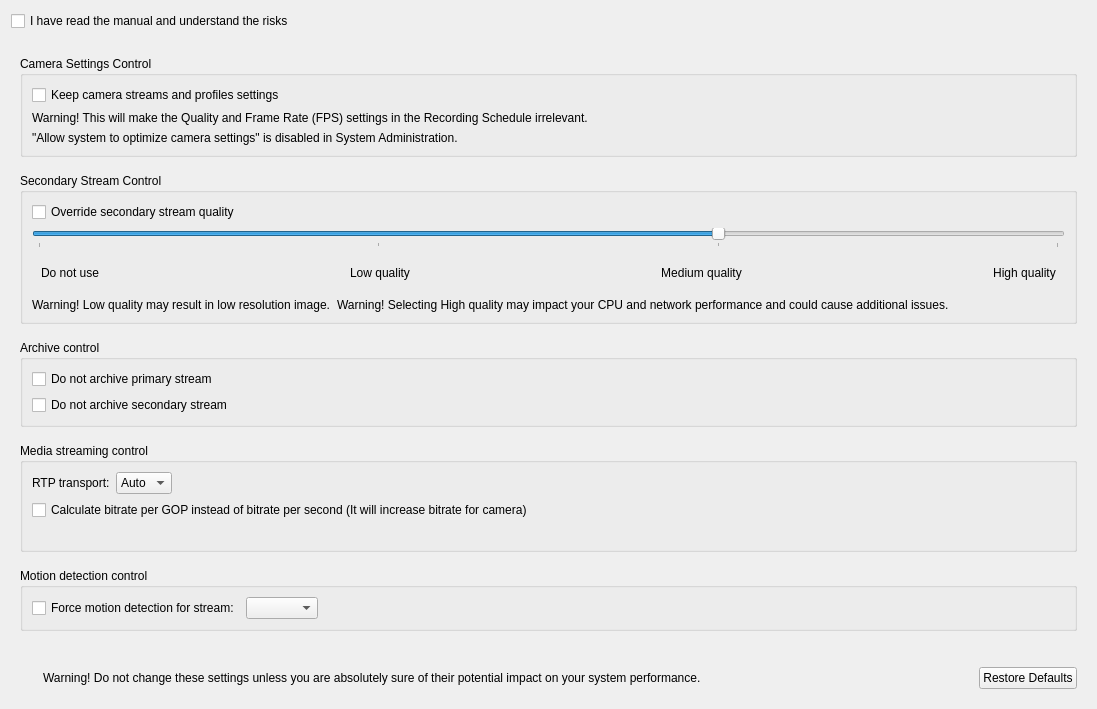
Old version of the form client/libclient/src/ui/widgets/properties/expert_settings_widget.ui in the repository networkoptix/nx_open.
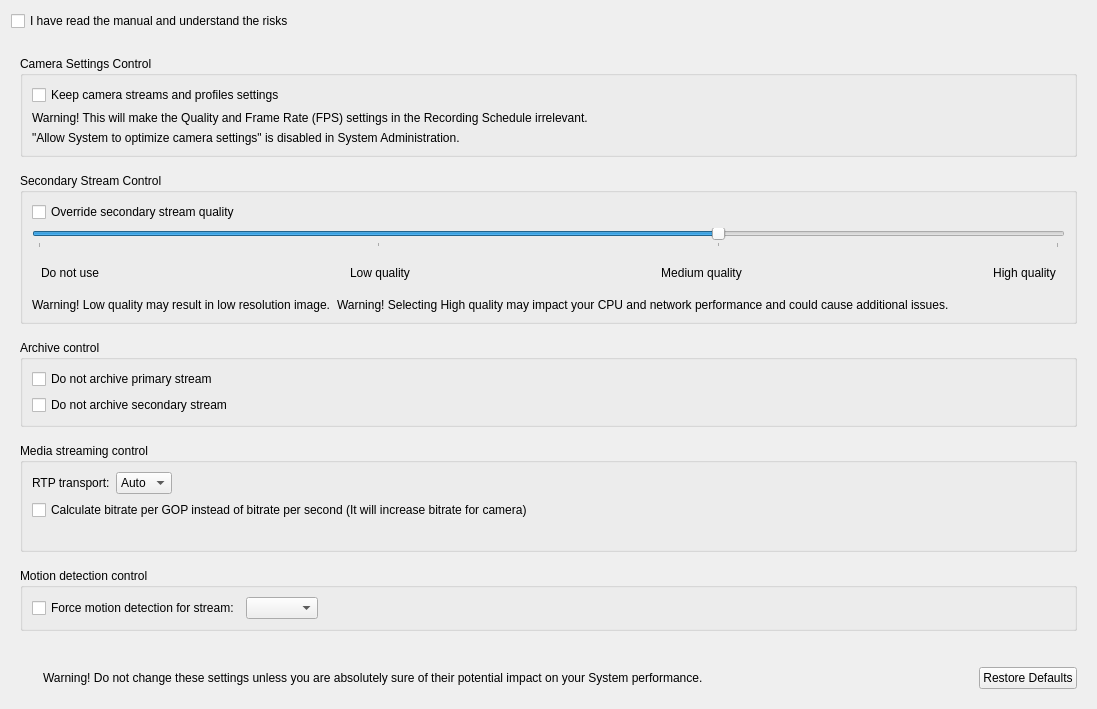
New version of the form.

Commit message:
Translations strings fix: system -> System
<==== Mercurial data ====>
Branch: dev_3.0.0_gui

The edit to the form file:
```diff
--- a/client/libclient/src/ui/widgets/properties/expert_settings_widget.ui
+++ b/client/libclient/src/ui/widgets/properties/expert_settings_widget.ui
@@ -75,7 +75,7 @@
          <item>
           <widget class="QLabel" name="settingsDisabledWarningLabel">
            <property name="text">
-            <string>&quot;Allow system to optimize camera settings&quot; is disabled in System Administration.</string>
+            <string>&quot;Allow System to optimize camera settings&quot; is disabled in System Administration.</string>
            </property>
           </widget>
          </item>
@@ -412,7 +412,7 @@
            </sizepolicy>
           </property>
           <property name="text">
-           <string>Warning! Do not change these settings unless you are absolutely sure of their potential impact on your system performance.</string>
+           <string>Warning! Do not change these settings unless you are absolutely sure of their potential impact on your System performance.</string>
           </property>
           <property name="wordWrap">
            <bool>true</bool>
```
The commit also changes 25 other files.
